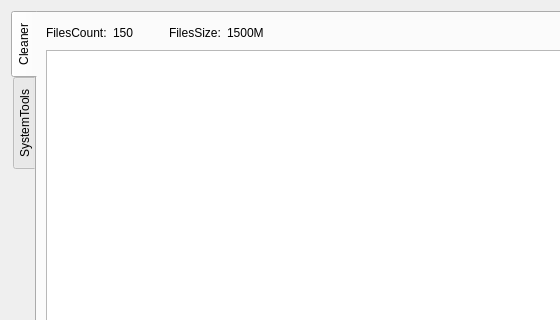
The window that src/OpenArk/ui/utilities.ui (BlackINT3/OpenArk) describes before a commit, drawn with Qt 5; both pictures show x 0 to 560 and y 0 to 320 of the 1016 by 709 pixel window.
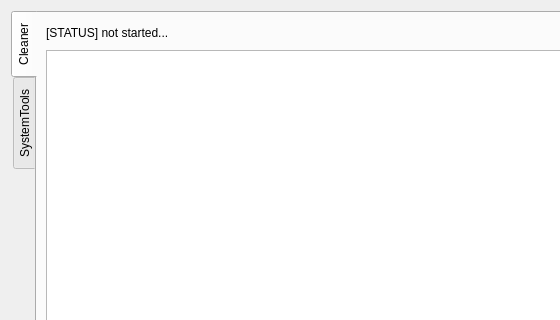
The same window after the commit.

Commit message: utilities: features completed

What changed in the file:
```diff
--- a/src/OpenArk/ui/utilities.ui
+++ b/src/OpenArk/ui/utilities.ui
@@ -36,42 +36,21 @@
        <item>
         <layout class="QHBoxLayout" name="horizontalLayout">
          <item>
-          <widget class="QLabel" name="label">
-           <property name="text">
-            <string>FilesCount:</string>
+          <widget class="QLabel" name="statusLabel">
+           <property name="sizePolicy">
+            <sizepolicy hsizetype="Fixed" vsizetype="Preferred">
+             <horstretch>0</horstretch>
+             <verstretch>0</verstretch>
+            </sizepolicy>
            </property>
-          </widget>
-         </item>
-         <item>
-          <widget class="QLabel" name="label_2">
            <property name="minimumSize">
             <size>
-             <width>50</width>
+             <width>400</width>
              <height>0</height>
             </size>
            </property>
            <property name="text">
-            <string>150</string>
-           </property>
-          </widget>
-         </item>
-         <item>
-          <widget class="QLabel" name="label_3">
-           <property name="text">
-            <string>FilesSize:</string>
-           </property>
-          </widget>
-         </item>
-         <item>
-          <widget class="QLabel" name="label_4">
-           <property name="minimumSize">
-            <size>
-             <width>80</width>
-             <height>0</height>
-            </size>
-           </property>
-           <property name="text">
-            <string>1500M</string>
+            <string>[STATUS] not started...</string>
            </property>
           </widget>
          </item>
```
The commit also changes 8 other files.
